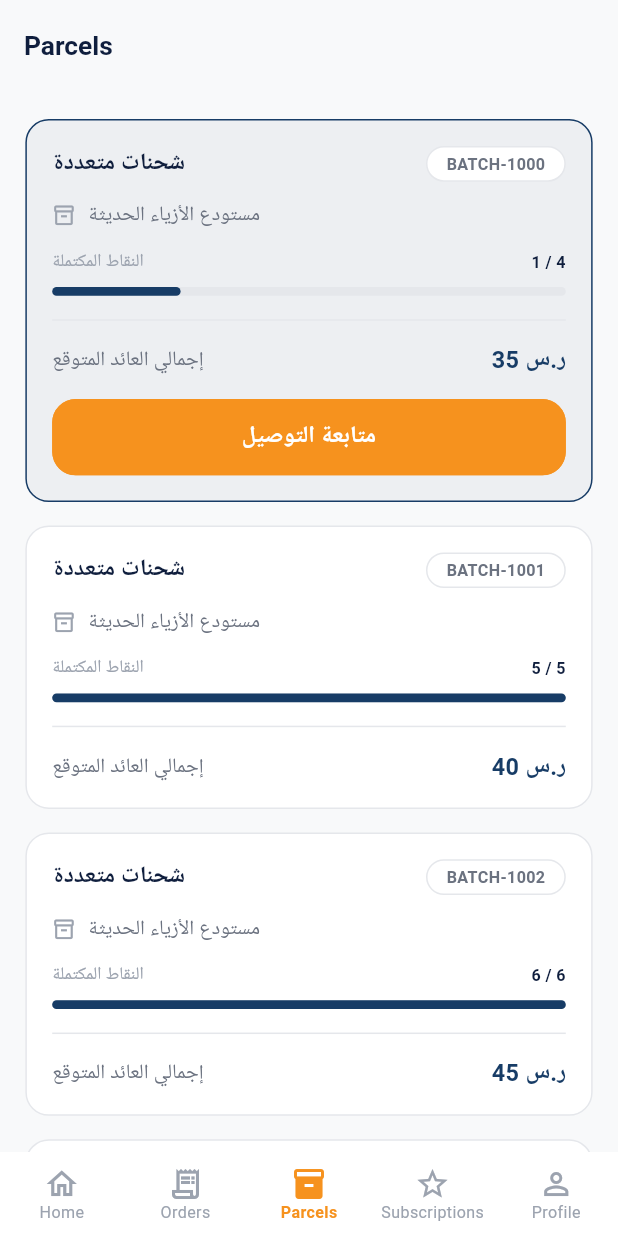
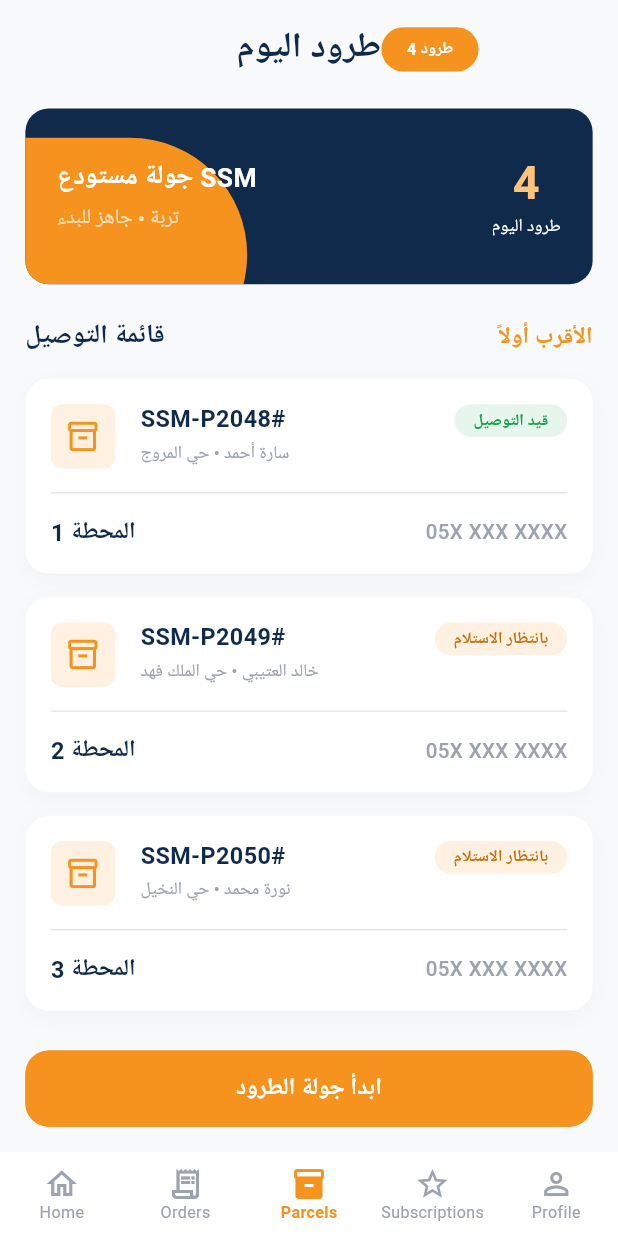
Before and after one commit to ibnRizk/ssm_driver, a Flutter app: the ParcelsScreen screen opened by its route, on a phone screen of 412 x 824 dp. Run offline on Flutter 3.47's test engine with Material 3 defaults, Android fonts, the phone set to English and light mode, and no system bars; our stand-ins replace cached_network_image, dartz, dio, equatable, flutter_bloc, flutter_screenutil and 9 more; accounts and stored records are empty; Roboto replaces fonts that are missing (Cairo).

Commit message:
feat: add parcels screen and presentation widgets

```diff
--- a/lib/features/parcels/presentation/screens/parcels_screen.dart
+++ b/lib/features/parcels/presentation/screens/parcels_screen.dart
@@ -3,9 +3,11 @@ import 'package:flutter_screenutil/flutter_screenutil.dart';
 
 import '../../../../core/theme/app_colors.dart';
 import '../../../../core/theme/app_dimens.dart';
-import '../../../../core/theme/app_text_styles.dart';
-import '../../../../core/utils/values/strings.dart';
 import '../../../../core/widgets/app_button.dart';
+import '../widgets/parcel_route_card.dart';
+import '../widgets/parcels_header.dart';
+import '../widgets/parcels_list_header.dart';
+import '../widgets/parcels_summary_card.dart';
 
 class ParcelsScreen extends StatelessWidget {
   const ParcelsScreen({super.key});
@@ -16,145 +18,55 @@ class ParcelsScreen extends StatelessWidget {
 
     return Scaffold(
       backgroundColor: c.background,
-      appBar: AppBar(
-        title: Text(Strings.navParcels, style: AppTextStyles.h2(color: c.textPrimary)),
-        backgroundColor: c.background,
-        elevation: 0,
-        centerTitle: false,
-      ),
-      body: ListView.separated(
-        padding: EdgeInsets.all(AppSpacing.screen.w),
-        itemCount: 4,
-        separatorBuilder: (_, __) => SizedBox(height: AppSpacing.md.h),
-        itemBuilder: (BuildContext context, int index) {
-          final bool isActive = index == 0;
-          return _ParcelBatchCard(
-            batchId: 'BATCH-${1000 + index}',
-            storeName: 'مستودع الأزياء الحديثة',
-            totalStops: 4 + index,
-            completedStops: isActive ? 1 : (index > 0 ? 4 + index : 0),
-            earnings: '${35 + (index * 5)} ر.س',
-            isActive: isActive,
-          );
-        },
+      body: SafeArea(
+        child: Column(
+          children: <Widget>[
+            Expanded(
+              child: ListView(
+                padding: EdgeInsets.all(AppSpacing.screen.w),
+                children: <Widget>[
+                  const ParcelsHeader(),
+                  SizedBox(height: AppSpacing.xl.h),
+                  const ParcelsSummaryCard(),
+                  SizedBox(height: AppSpacing.xl.h),
+                  const ParcelsListHeader(),
+                  SizedBox(height: AppSpacing.md.h),
+                  const ParcelRouteCard(
+                    orderId: 'SSM-P2048#',
+                    customerDetails: 'سارة أحمد • حي المروج',
+                    phone: '05X XXX XXXX',
+                    station: 'المحطة 1',
+                    status: 'قيد التوصيل',
+                  ),
+                  SizedBox(height: AppSpacing.md.h),
+                  const ParcelRouteCard(
+                    orderId: 'SSM-P2049#',
+                    customerDetails: 'خالد العتيبي • حي الملك فهد',
+                    phone: '05X XXX XXXX',
+                    station: 'المحطة 2',
+                    status: 'بانتظار الاستلام',
+                  ),
+                  SizedBox(height: AppSpacing.md.h),
+                  const ParcelRouteCard(
+                    orderId: 'SSM-P2050#',
+                    customerDetails: 'نورة محمد • حي النخيل',
+                    phone: '05X XXX XXXX',
+                    station: 'المحطة 3',
+                    status: 'بانتظار الاستلام',
+                  ),
+                ],
+              ),
+            ),
+            Padding(
+              padding: EdgeInsets.all(AppSpacing.screen.w),
+              child: AppButton(
+                btnText: 'ابدأ جولة الطرود',
+                onPressed: () {},
+              ),
+            ),
+          ],
+        ),
       ),
     );
   }
 }
-
-class _ParcelBatchCard extends StatelessWidget {
-  final String batchId;
-  final String storeName;
-  final int totalStops;
-  final int completedStops;
-  final String earnings;
-  final bool isActive;
-
-  const _ParcelBatchCard({
-    required this.batchId,
-    required this.storeName,
-    required this.totalStops,
-    required this.completedStops,
-    required this.earnings,
-    required this.isActive,
-  });
-
-  @override
-  Widget build(BuildContext context) {
-    final AppColors c = context.colors;
-    final double progress = totalStops > 0 ? completedStops / totalStops : 0;
-
-    return Container(
-      padding: EdgeInsets.all(AppSpacing.md.w),
-      decoration: BoxDecoration(
-        color: isActive ? c.primary.withOpacity(0.05) : c.surface,
-        borderRadius: BorderRadius.circular(AppRadius.lg.r),
-        border: Border.all(color: isActive ? c.primary : c.border),
-      ),
-      child: Column(
-        crossAxisAlignment: CrossAxisAlignment.start,
-        children: <Widget>[
-          Row(
-            mainAxisAlignment: MainAxisAlignment.spaceBetween,
-            children: <Widget>[
-              Text(
-                'شحنات متعددة',
-                style: AppTextStyles.title(color: c.textPrimary),
-              ),
-              Container(
-                padding: EdgeInsets.symmetric(
-                  horizontal: AppSpacing.sm.w,
-                  vertical: AppSpacing.xxs.h,
-                ),
-                decoration: BoxDecoration(
-                  color: c.surface,
-                  borderRadius: BorderRadius.circular(AppRadius.pill),
-                  border: Border.all(color: c.border),
-                ),
-                child: Text(
-                  batchId,
-                  style: AppTextStyles.label(color: c.textSecondary),
-                ),
-              ),
-            ],
-          ),
-          SizedBox(height: AppSpacing.sm.h),
-          Row(
-            children: <Widget>[
-              Icon(Icons.inventory_2_outlined, size: 16.r, color: c.textHint),
-              SizedBox(width: AppSpacing.xs.w),
-              Text(storeName, style: AppTextStyles.body(color: c.textSecondary)),
-            ],
-          ),
-          SizedBox(height: AppSpacing.sm.h),
-          Row(
-            mainAxisAlignment: MainAxisAlignment.spaceBetween,
-            children: <Widget>[
-              Text(
-                'النقاط المكتملة',
-                style: AppTextStyles.caption(color: c.textHint),
-              ),
-              Text(
-                '$completedStops / $totalStops',
-                style: AppTextStyles.label(color: c.textPrimary),
-              ),
-            ],
-          ),
-          SizedBox(height: AppSpacing.xs.h),
-          LinearProgressIndicator(
-            value: progress,
-            backgroundColor: c.border,
-            color: c.primary,
-            borderRadius: BorderRadius.circular(AppRadius.pill),
-            minHeight: 6.h,
-          ),
-          SizedBox(height: AppSpacing.md.h),
-          Divider(color: c.border, height: 1),
-          SizedBox(height: AppSpacing.md.h),
-          Row(
-            mainAxisAlignment: MainAxisAlignment.spaceBetween,
-            children: <Widget>[
-              Text(
-                'إجمالي العائد المتوقع',
-                style: AppTextStyles.body(color: c.textSecondary),
-              ),
-              Text(
-                earnings,
-                style: AppTextStyles.title(color: c.primary),
-              ),
-            ],
-          ),
-          if (isActive) ...<Widget>[
-            SizedBox(height: AppSpacing.md.h),
-            AppButton(
-              btnText: 'متابعة التوصيل',
-              onPressed: () {
-                // Navigate to active parcel batch
-              },
-            ),
-          ],
-        ],
-      ),
-    );
-  }
-}
--- /dev/null
+++ b/lib/features/parcels/presentation/widgets/parcel_route_card.dart
@@ -0,0 +1,114 @@
+import 'package:flutter/material.dart';
+import 'package:flutter_screenutil/flutter_screenutil.dart';
+
+import '../../../../core/theme/app_colors.dart';
+import '../../../../core/theme/app_dimens.dart';
+import '../../../../core/theme/app_text_styles.dart';
+
+class ParcelRouteCard extends StatelessWidget {
+  final String orderId;
+  final String customerDetails;
+  final String phone;
+  final String station;
+  final String status;
+
+  const ParcelRouteCard({
+    super.key,
+    required this.orderId,
+    required this.customerDetails,
+    required this.phone,
+    required this.station,
+    required this.status,
+  });
+
+  @override
+  Widget build(BuildContext context) {
+    final AppColors c = context.colors;
+    final bool isInDelivery = status == 'قيد التوصيل';
+
+    return Container(
+      padding: EdgeInsets.all(AppSpacing.md.w),
+      decoration: BoxDecoration(
+        color: c.surface,
+        borderRadius: BorderRadius.circular(AppRadius.lg.r),
+        boxShadow: const <BoxShadow>[
+          BoxShadow(
+            color: Palette.shadowHairline,
+            blurRadius: 10,
+            offset: Offset(0, 4),
+          ),
+        ],
+      ),
+      child: Column(
+        children: <Widget>[
+          Row(
+            crossAxisAlignment: CrossAxisAlignment.start,
+            children: <Widget>[
+              Container(
+                padding: EdgeInsets.all(10.r),
+                decoration: BoxDecoration(
+                  color: c.secondaryLight,
+                  borderRadius: BorderRadius.circular(AppRadius.sm.r),
+                ),
+                child: Icon(
+                  Icons.inventory_2_outlined,
+                  color: c.secondary,
+                  size: 24.r,
+                ),
+              ),
+              SizedBox(width: AppSpacing.md.w),
+              Expanded(
+                child: Column(
+                  crossAxisAlignment: CrossAxisAlignment.start,
+                  children: <Widget>[
+                    Text(
+                      orderId,
+                      style: AppTextStyles.title(color: c.primaryDark),
+                    ),
+                    SizedBox(height: AppSpacing.xxs.h),
+                    Text(
+                      customerDetails,
+                      style: AppTextStyles.caption(color: c.textHint),
+                    ),
+                  ],
+                ),
+              ),
+              Container(
+                padding: EdgeInsets.symmetric(
+                  horizontal: AppSpacing.sm.w,
+                  vertical: AppSpacing.xxs.h,
+                ),
+                decoration: BoxDecoration(
+                  color: isInDelivery ? c.successLight : c.secondaryLight,
+                  borderRadius: BorderRadius.circular(AppRadius.pill),
+                ),
+                child: Text(
+                  status,
+                  style: AppTextStyles.label(
+                    color: isInDelivery ? c.success : c.secondaryDark,
+                  ),
+                ),
+              ),
+            ],
+          ),
+          SizedBox(height: AppSpacing.md.h),
+          Divider(color: c.border, height: 1),
+          SizedBox(height: AppSpacing.md.h),
+          Row(
+            mainAxisAlignment: MainAxisAlignment.spaceBetween,
+            children: <Widget>[
+              Text(
+                station,
+                style: AppTextStyles.title(color: c.primaryDark),
+              ),
+              Text(
+                phone,
+                style: AppTextStyles.body(color: c.textHint),
+              ),
+            ],
+          ),
+        ],
+      ),
+    );
+  }
+}
--- /dev/null
+++ b/lib/features/parcels/presentation/widgets/parcels_header.dart
@@ -0,0 +1,44 @@
+import 'package:flutter/material.dart';
+import 'package:flutter_screenutil/flutter_screenutil.dart';
+
+import '../../../../core/theme/app_colors.dart';
+import '../../../../core/theme/app_dimens.dart';
+import '../../../../core/theme/app_text_styles.dart';
+
+class ParcelsHeader extends StatelessWidget {
+  const ParcelsHeader({super.key});
+
+  @override
+  Widget build(BuildContext context) {
+    final AppColors c = context.colors;
+
+    return Row(
+      children: <Widget>[
+        const Expanded(child: SizedBox()),
+        Text(
+          'طرود اليوم',
+          style: AppTextStyles.h1(color: c.primaryDark).copyWith(fontSize: 24.sp),
+        ),
+        Expanded(
+          child: Align(
+            alignment: Alignment.centerLeft,
+            child: Container(
+              padding: EdgeInsets.symmetric(
+                horizontal: AppSpacing.md.w,
+                vertical: AppSpacing.xs.h,
+              ),
+              decoration: BoxDecoration(
+                color: c.secondary,
+                borderRadius: BorderRadius.circular(AppRadius.pill),
+              ),
+              child: Text(
+                '4 طرود',
+                style: AppTextStyles.label(color: Colors.white),
+              ),
+            ),
+          ),
+        ),
+      ],
+    );
+  }
+}
--- /dev/null
+++ b/lib/features/parcels/presentation/widgets/parcels_list_header.dart
@@ -0,0 +1,27 @@
+import 'package:flutter/material.dart';
+
+import '../../../../core/theme/app_colors.dart';
+import '../../../../core/theme/app_text_styles.dart';
+
+class ParcelsListHeader extends StatelessWidget {
+  const ParcelsListHeader({super.key});
+
+  @override
+  Widget build(BuildContext context) {
+    final AppColors c = context.colors;
+
+    return Row(
+      mainAxisAlignment: MainAxisAlignment.spaceBetween,
+      children: <Widget>[
+        Text(
+          'قائمة التوصيل',
+          style: AppTextStyles.h2(color: c.primaryDark),
+        ),
+        Text(
+          'الأقرب أولاً',
+          style: AppTextStyles.title(color: c.secondary),
+        ),
+      ],
+    );
+  }
+}
--- /dev/null
+++ b/lib/features/parcels/presentation/widgets/parcels_summary_card.dart
@@ -0,0 +1,82 @@
+import 'package:flutter/material.dart';
+import 'package:flutter_screenutil/flutter_screenutil.dart';
+
+import '../../../../core/theme/app_colors.dart';
+import '../../../../core/theme/app_dimens.dart';
+import '../../../../core/theme/app_text_styles.dart';
+
+class ParcelsSummaryCard extends StatelessWidget {
+  const ParcelsSummaryCard({super.key});
+
+  @override
+  Widget build(BuildContext context) {
+    final AppColors c = context.colors;
+
+    return Container(
+      height: 120.h,
+      decoration: BoxDecoration(
+        color: c.primaryDark,
+        borderRadius: BorderRadius.circular(AppRadius.lg.r),
+      ),
+      clipBehavior: Clip.antiAlias,
+      child: Stack(
+        children: <Widget>[
+          // Left side organic wave (simulated)
+          Positioned(
+            left: -40.w,
+            bottom: -60.h,
+            child: Container(
+              width: 180.w,
+              height: 160.h,
+              decoration: BoxDecoration(
+                color: c.secondary,
+                borderRadius: BorderRadius.only(
+                  topRight: Radius.circular(80.r),
+                  bottomRight: Radius.circular(80.r),
+                ),
+              ),
+            ),
+          ),
+          // Content
+          Padding(
+            padding: EdgeInsets.symmetric(horizontal: AppSpacing.lg.w),
+            child: Row(
+              children: <Widget>[
+                Expanded(
+                  child: Column(
+                    mainAxisAlignment: MainAxisAlignment.center,
+                    crossAxisAlignment: CrossAxisAlignment.start,
+                    children: <Widget>[
+                      Text(
+                        'جولة مستودع SSM',
+                        style: AppTextStyles.h2(color: Colors.white),
+                      ),
+                      SizedBox(height: AppSpacing.xxs.h),
+                      Text(
+                        'تربة • جاهز للبدء',
+                        style: AppTextStyles.body(color: Colors.white70),
+                      ),
+                    ],
+                  ),
+                ),
+                Column(
+                  mainAxisAlignment: MainAxisAlignment.center,
+                  children: <Widget>[
+                    Text(
+                      '4',
+                      style: AppTextStyles.h1(color: c.accent).copyWith(fontSize: 32.sp),
+                    ),
+                    Text(
+                      'طرود اليوم',
+                      style: AppTextStyles.caption(color: Colors.white),
+                    ),
+                  ],
+                ),
+              ],
+            ),
+          ),
+        ],
+      ),
+    );
+  }
+}
```
